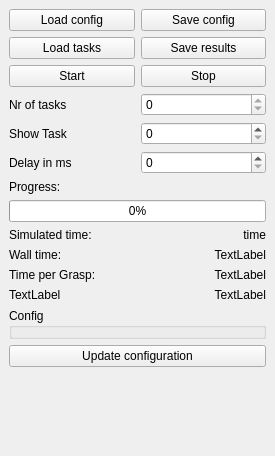
The window that RobWorkSim/example/SimTaskPlugin/SimTaskPlugin.ui (onier/RobWork) describes before a commit, drawn with Qt 5.
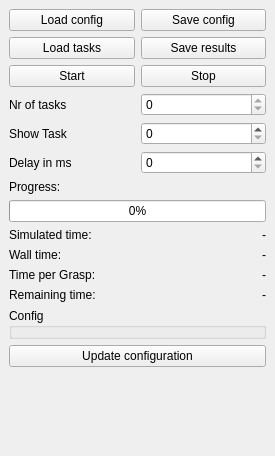
The same window after the commit.

```diff
--- a/RobWorkSim/example/SimTaskPlugin/SimTaskPlugin.ui
+++ b/RobWorkSim/example/SimTaskPlugin/SimTaskPlugin.ui
@@ -134,7 +134,7 @@
         <item row="0" column="1">
          <widget class="QLabel" name="_simTimeLbl">
           <property name="text">
-           <string>time</string>
+           <string>-</string>
           </property>
           <property name="alignment">
            <set>Qt::AlignRight|Qt::AlignTrailing|Qt::AlignVCenter</set>
@@ -151,7 +151,7 @@
         <item row="1" column="1">
          <widget class="QLabel" name="_wallTimeLbl">
           <property name="text">
-           <string>TextLabel</string>
+           <string>-</string>
           </property>
           <property name="alignment">
            <set>Qt::AlignRight|Qt::AlignTrailing|Qt::AlignVCenter</set>
@@ -168,7 +168,7 @@
         <item row="2" column="1">
          <widget class="QLabel" name="_timePerGraspLbl">
           <property name="text">
-           <string>TextLabel</string>
+           <string>-</string>
           </property>
           <property name="alignment">
            <set>Qt::AlignRight|Qt::AlignTrailing|Qt::AlignVCenter</set>
@@ -178,14 +178,14 @@
         <item row="3" column="0">
          <widget class="QLabel" name="label_8">
           <property name="text">
-           <string>TextLabel</string>
+           <string>Remaining time:</string>
           </property>
          </widget>
         </item>
         <item row="3" column="1">
          <widget class="QLabel" name="_timeToFinishLbl">
           <property name="text">
-           <string>TextLabel</string>
+           <string>-</string>
           </property>
           <property name="alignment">
            <set>Qt::AlignRight|Qt::AlignTrailing|Qt::AlignVCenter</set>
```
